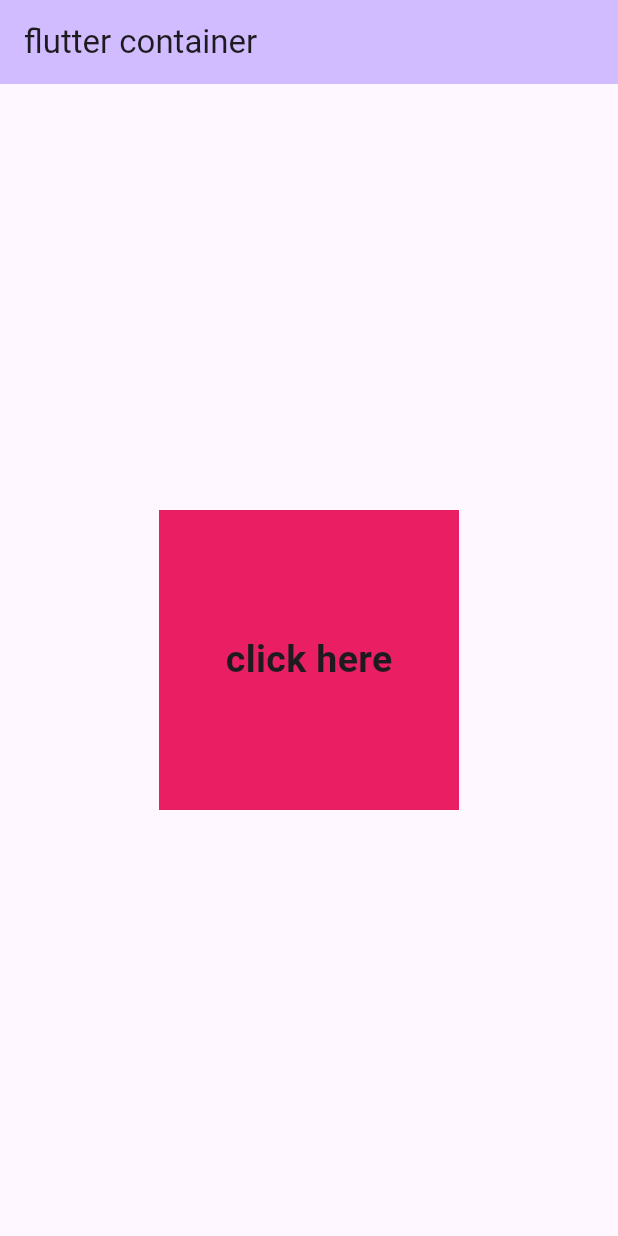
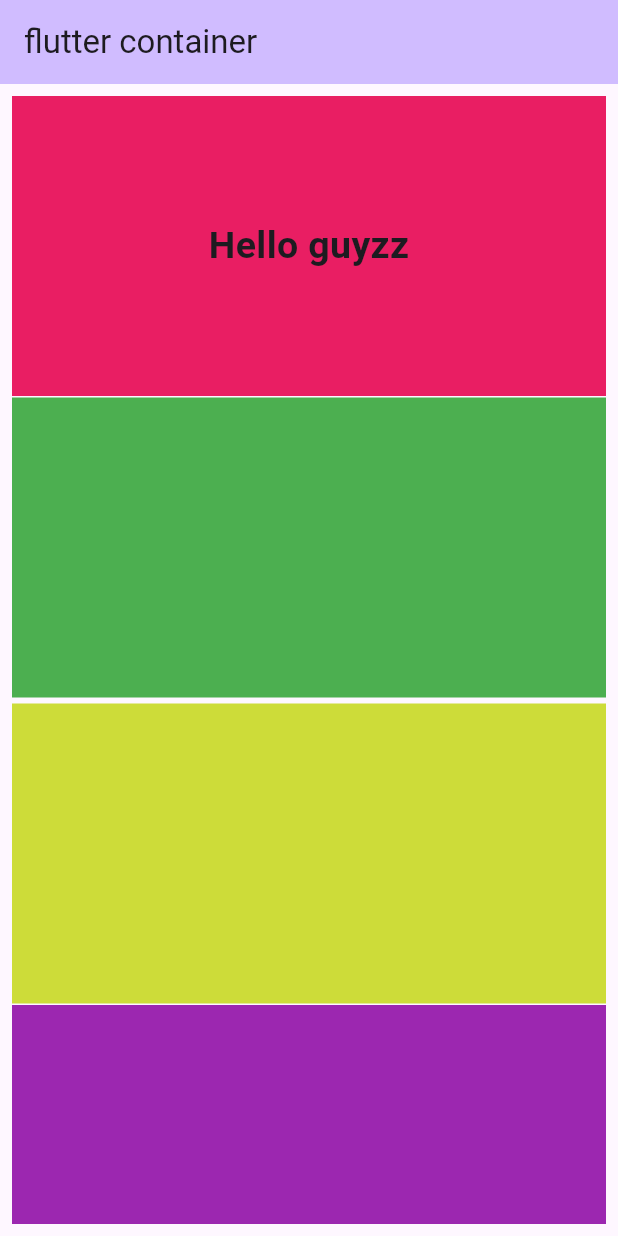
Before and after one commit to khandolly786/Dart_Course, a Flutter app: the screen it shows after launch, on a phone screen of 412 x 824 dp. Run offline on Flutter 3.47's test engine with Material 3 defaults, Android fonts, the phone set to English and light mode, and no system bars.

Commit message:
Update main.dart

```diff
--- a/lib/main.dart
+++ b/lib/main.dart
@@ -46,31 +46,97 @@ class _MyHomePageState extends State<MyHomePage> {
               .inversePrimary,
           title: Text("flutter container"),
         ),
-        body: Center(
-          child: InkWell(
-            onTap: () {
-              print('Tapped on Container');
-            },
-            onLongPress: () {
-              print('Long pressed on Container');
-            },
-            onDoubleTap: () {
-              print('Double tapped on Container');
-            },
+        body: Padding(
+          padding: const EdgeInsets.all(8.0),
+          child: SingleChildScrollView(
+            child: Builder(
+              builder: (context) {
+                return Column(
+                  children: [
+                    Container(
+                      margin: EdgeInsets.only(bottom: 1),
+                      height: 200,
+                      width: 1000,
+                      color: Colors.pink,
+                      child: Center(child: Text('Hello guyzz', style: TextStyle(fontSize: 25, fontWeight: FontWeight.w700), )),
+                    ),
 
-            child: Container(
-              width: 200,
-              height: 200,
-              color: Colors.pink,
-              child: Center(
-                  child: InkWell(
-                    onTap: (){
-                      print('inkwell button clicked');
-                    },
-                      child: Text("click here", style: TextStyle(fontSize: 25, fontWeight: FontWeight.w700),))),
+                    Container(
+                      margin: EdgeInsets.only(bottom: 4),
+                      height: 200,
+                      width: 1000,
+                      color: Colors.green,
+                    ),
+                    Container(
+                      margin: EdgeInsets.only(bottom: 1),
+                      height: 200,
+                      width: 1000,
+                      color: Colors.lime,
+                    ),
+                    Container(
+                      margin: EdgeInsets.only(bottom: 1),
+                      height: 200,
+                      width: 1000,
+                      color: Colors.purple,
+                    ),
+                    Container(
+                      margin: EdgeInsets.only(bottom: 11),
+                      height: 200,
+                      width: 1000,
+                      color: Colors.pink,
+                    ),
+
+                    Container(
+                      margin: EdgeInsets.only(bottom: 11),
+                      height: 200,
+                      width: 1000,
+                      color: Colors.green,
+                    ),
+                    Container(
+                      margin: EdgeInsets.only(bottom: 11),
+                      height: 200,
+                      width: 1000,
+                      color: Colors.lime,
+                    ),
+                    Container(
+                      margin: EdgeInsets.only(bottom: 11),
+                      height: 200,
+                      width: 1000,
+                      color: Colors.purple,
+                    )
+
+                   // Text('Hello world'),
+                  ],
+                );
+              }
             ),
           ),
         )
+        // Center(
+        //   child: InkWell(
+        //     onTap: () {
+        //       print('Tapped on Container');
+        //     },
+        //     onLongPress: () {
+        //       print('Long pressed on Container');
+        //     },
+        //     onDoubleTap: () {
+        //       print('Double tapped on Container');
+        //     },
+        //
+        //     child: Container(
+        //       width: 200,
+        //       height: 200,
+        //       color: Colors.pink,
+        //       child: Center(
+        //           child: InkWell(
+        //             onTap: (){
+        //               print('inkwell button clicked');
+        //             },
+        //               child: Text("click here", style: TextStyle(fontSize: 25, fontWeight: FontWeight.w700),))),
+        //     ),
+        //   ),
+        // )
       // Container(
       //   height: 300,
       //   width: 300,
```
